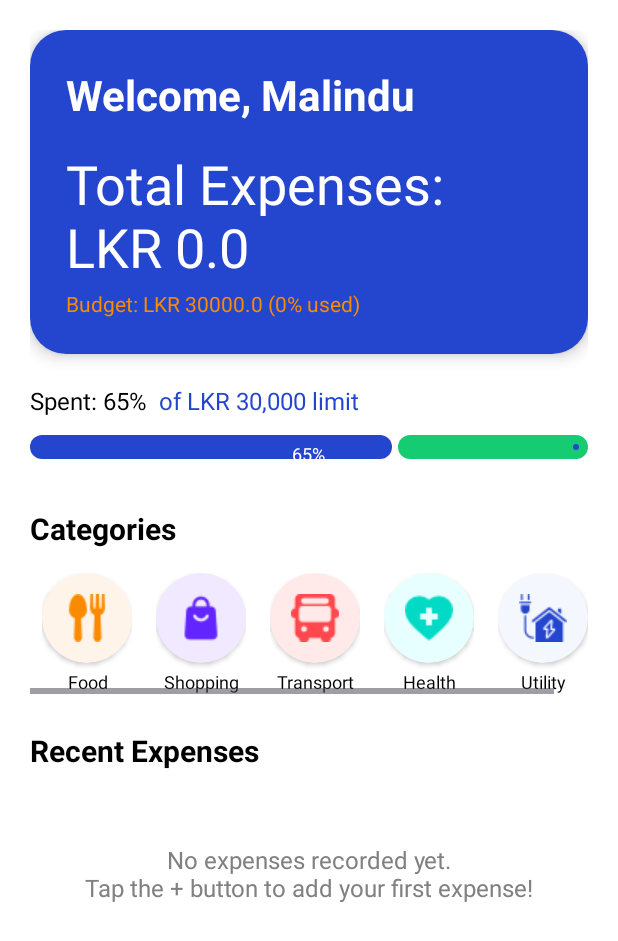
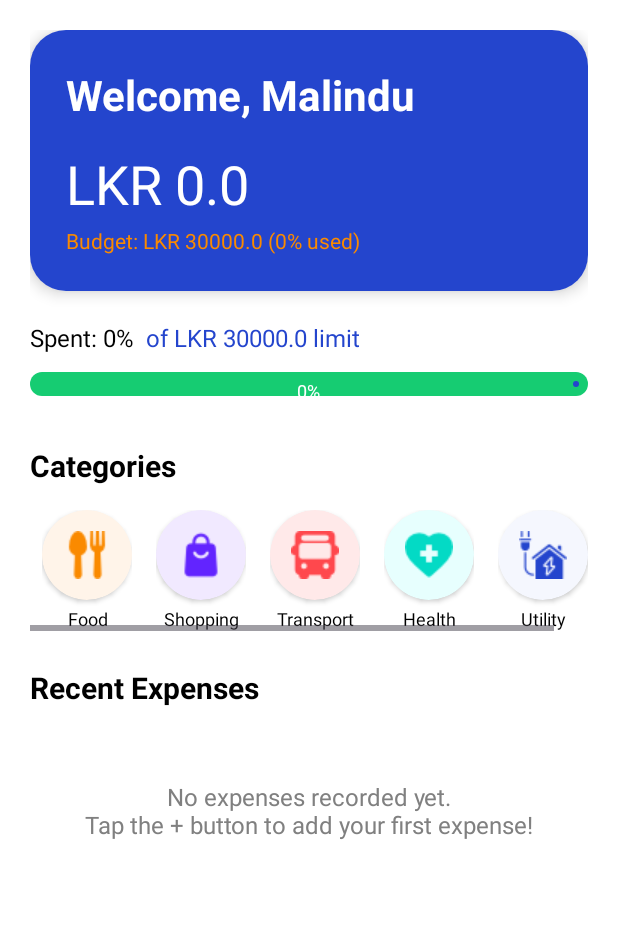
Before and after one commit to Malindup2/FinBot, an Android app: the fragment homeFragment shown on its own in the app's theme, on a phone screen of 412 x 824 dp. Shown: the top 941 px of the screen. Run offline under Robolectric (Android 15) with nearby library versions, the phone set to English and light mode, and no system bars.

Commit message:
wp v. minor edits in home

```diff
--- a/app/src/main/java/com/example/finbot/adapter/ExpenseAdapter.kt
+++ b/app/src/main/java/com/example/finbot/adapter/ExpenseAdapter.kt
@@ -29,9 +29,9 @@ class ExpenseAdapter(
         val expense = expenses[position]
         val currency = sharedPrefsManager.getCurrency()
 
-        // Set icon, category, date/time, and amount
+        // Set icon, name (instead of category), date/time, and amount
         holder.icon.setImageResource(expense.iconResId)
-        holder.category.text = expense.category
+        holder.category.text = expense.name
         holder.date_time.text = "${expense.date} ${expense.time}"
         holder.amount.text = "$currency ${expense.amount}"
 
--- a/app/src/main/java/com/example/finbot/fragment/add.kt
+++ b/app/src/main/java/com/example/finbot/fragment/add.kt
@@ -93,8 +93,8 @@ class AddExpenseFragment : Fragment() {
             val time = SimpleDateFormat("HH:mm", Locale.getDefault()).format(Date())
             val categoryId = getCategoryId(category)
 
-            // Create expense
-            val expense = Expense(iconResId, category, date, time, amount, categoryId)
+            // Create expense with name included
+            val expense = Expense(iconResId, name, category, date, time, amount, categoryId)
 
             // Save expense using SharedPreferencesManager
             sharedPrefsManager.addExpense(expense)
--- a/app/src/main/java/com/example/finbot/fragment/home.kt
+++ b/app/src/main/java/com/example/finbot/fragment/home.kt
@@ -14,6 +14,7 @@ import com.example.finbot.adapter.ExpenseAdapter
 import com.example.finbot.model.Expense
 import com.example.finbot.util.NotificationHelper
 import com.example.finbot.util.SharedPreferencesManager
+import com.google.android.material.progressindicator.LinearProgressIndicator
 import com.google.android.material.snackbar.Snackbar
 
 class homeFragment : Fragment() {
@@ -22,6 +23,10 @@ class homeFragment : Fragment() {
     private lateinit var emptyStateTextView: TextView
     private lateinit var totalExpenseTextView: TextView
     private lateinit var budgetTextView: TextView
+    private lateinit var progressBar: LinearProgressIndicator
+    private lateinit var progressPercentage: TextView
+    private lateinit var spentPercentText: TextView
+    private lateinit var limitText: TextView
     private lateinit var sharedPrefsManager: SharedPreferencesManager
     private lateinit var notificationHelper: NotificationHelper
     private lateinit var adapter: ExpenseAdapter
@@ -43,8 +48,14 @@ class homeFragment : Fragment() {
         emptyStateTextView = view.findViewById(R.id.emptyStateText)
         totalExpenseTextView = view.findViewById(R.id.totalExpenseText)
         budgetTextView = view.findViewById(R.id.budgetText)
+        progressBar = view.findViewById(R.id.progressBar)
+        progressPercentage = view.findViewById(R.id.progressPercentage)
+        spentPercentText = view.findViewById(R.id.spentPercentText)
+        limitText = view.findViewById(R.id.limitText)
 
+        // Set up RecyclerView with fixed height issue
         recyclerView.layoutManager = LinearLayoutManager(requireContext())
+        recyclerView.isNestedScrollingEnabled = true
 
         return view
     }
@@ -81,16 +92,26 @@ class homeFragment : Fragment() {
         val budget = sharedPrefsManager.getMonthlyBudget()
         val percentUsed = sharedPrefsManager.getCurrentBudgetUsagePercent()
 
-        totalExpenseTextView.text = "Total Expenses: $currency $totalExpenses"
+        // Update text views
+        totalExpenseTextView.text = "$currency $totalExpenses"
         budgetTextView.text = "Budget: $currency $budget ($percentUsed% used)"
 
-        // Change text color based on budget status
+        // Update progress bar and related text
+        progressBar.progress = percentUsed
+        progressPercentage.text = "$percentUsed%"
+        spentPercentText.text = "Spent: $percentUsed%"
+        limitText.text = "of $currency $budget limit"
+
+        // Change colors based on budget status
         if (percentUsed > 90) {
             budgetTextView.setTextColor(requireContext().getColor(R.color.shopping)) // Red
+            progressBar.setIndicatorColor(requireContext().getColor(R.color.shopping))
         } else if (percentUsed > 75) {
             budgetTextView.setTextColor(requireContext().getColor(R.color.transport)) // Orange
+            progressBar.setIndicatorColor(requireContext().getColor(R.color.transport))
         } else {
             budgetTextView.setTextColor(requireContext().getColor(R.color.food)) // Green
+            progressBar.setIndicatorColor(requireContext().getColor(R.color.Blue))
         }
     }
 
--- a/app/src/main/java/com/example/finbot/model/Expense.kt
+++ b/app/src/main/java/com/example/finbot/model/Expense.kt
@@ -2,6 +2,7 @@ package com.example.finbot.model
 
 class Expense(
     val iconResId: Int,
+    val name: String,
     val category: String,
     val date: String,
     val time: String,
--- a/app/src/main/java/com/example/finbot/util/SharedPreferencesManager.kt
+++ b/app/src/main/java/com/example/finbot/util/SharedPreferencesManager.kt
@@ -118,6 +118,7 @@ class SharedPreferencesManager(context: Context) {
     fun updateExpense(oldExpense: Expense, newExpense: Expense) {
         val expenses = getExpenses().toMutableList()
         val index = expenses.indexOfFirst {
+            it.name == oldExpense.name &&
             it.category == oldExpense.category &&
             it.date == oldExpense.date &&
             it.time == oldExpense.time &&
@@ -132,6 +133,7 @@ class SharedPreferencesManager(context: Context) {
     fun deleteExpense(expense: Expense) {
         val expenses = getExpenses().toMutableList()
         expenses.removeIf {
+            it.name == expense.name &&
             it.category == expense.category &&
             it.date == expense.date &&
             it.time == expense.time &&
--- a/app/src/main/res/layout/home.xml
+++ b/app/src/main/res/layout/home.xml
@@ -79,6 +79,7 @@
                 android:gravity="center_vertical">
 
                 <TextView
+                    android:id="@+id/spentPercentText"
                     android:layout_width="wrap_content"
                     android:layout_height="wrap_content"
                     android:text="Spent: 65%"
@@ -87,6 +88,7 @@
                     android:fontFamily="@font/google_sans_medium"/>
 
                 <TextView
+                    android:id="@+id/limitText"
                     android:layout_width="wrap_content"
                     android:layout_height="wrap_content"
                     android:layout_marginStart="8dp"
@@ -253,8 +255,6 @@
                 </LinearLayout>
 
                 <!-- Category 4 -->
-
-                <!-- Category 5 -->
                 <LinearLayout
                     android:layout_width="wrap_content"
                     android:layout_height="wrap_content"
@@ -286,6 +286,7 @@
                         android:textSize="12sp" />
                 </LinearLayout>
 
+                <!-- Category 5 -->
                 <LinearLayout
                     android:layout_width="wrap_content"
                     android:layout_height="wrap_content"
@@ -330,7 +331,7 @@
             android:fontFamily="@font/google_sans_bold"
             android:layout_marginBottom="16dp"/>
 
-        <!-- Empty state mess+age -->
+        <!-- Empty state message -->
         <TextView
             android:id="@+id/emptyStateText"
             android:layout_width="match_parent"
@@ -347,10 +348,10 @@
         <androidx.recyclerview.widget.RecyclerView
             android:id="@+id/expensesRecyclerView"
             android:layout_width="match_parent"
-            android:layout_height="wrap_content"
+            android:layout_height="200dp"
             android:clipToPadding="false"
-            android:nestedScrollingEnabled="false"
-            android:paddingBottom="80dp"
+            android:nestedScrollingEnabled="true"
+            android:paddingBottom="16dp"
             app:layoutManager="androidx.recyclerview.widget.LinearLayoutManager" />
     </LinearLayout>
 </ScrollView>
```
